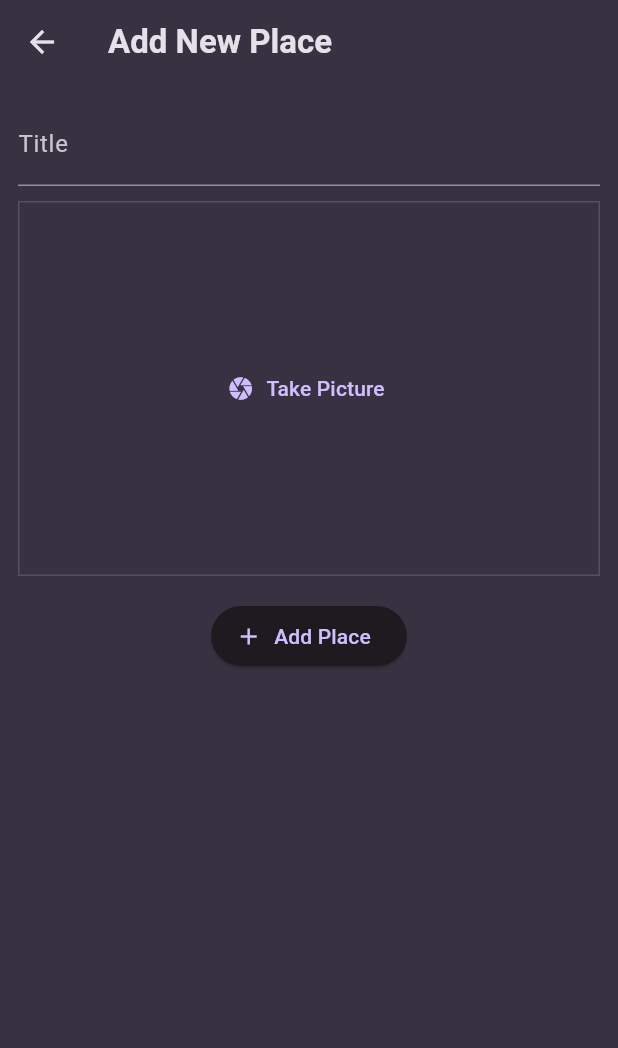
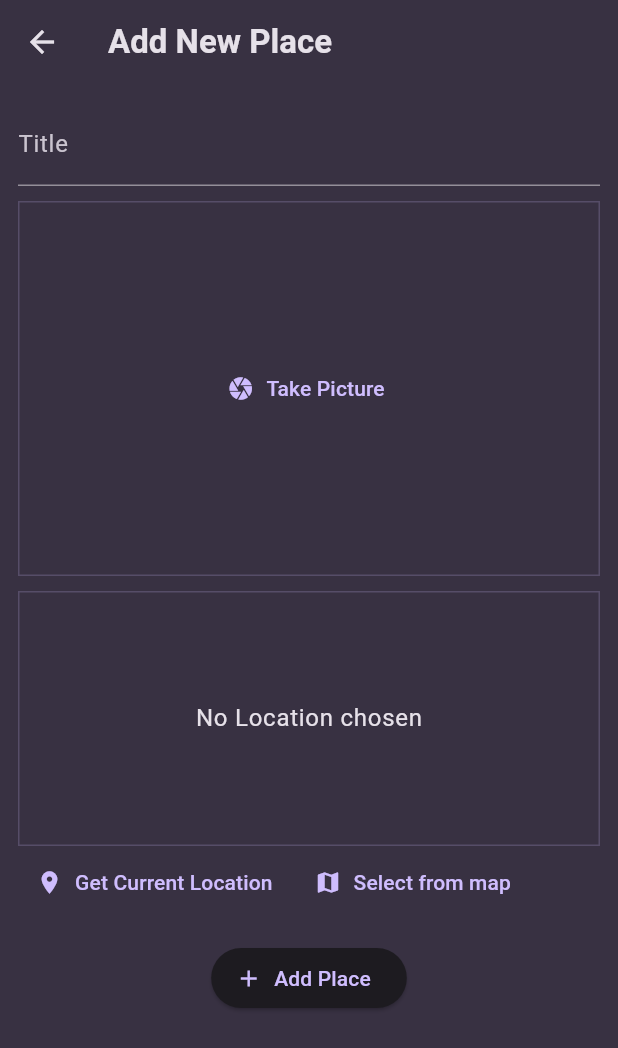
Before and after one commit to lahotimohit/Favourite-Places, a Flutter app: the AddPlacesList screen opened directly, on a phone screen of 412 x 824 dp. Shown: the top 1048 px of the screen. Run offline on Flutter 3.47's test engine with Material 3 defaults, Android fonts, the phone set to English and light mode, and no system bars; our stand-ins replace flutter_riverpod, google_fonts, image_picker.

Commit message:
Designing location add UI

```diff
--- a/lib/screens/places_add.dart
+++ b/lib/screens/places_add.dart
@@ -1,6 +1,7 @@
 import 'dart:io';
 import 'package:favorite_places/provider/user_places.dart';
 import 'package:favorite_places/widgets/image_input.dart';
+import 'package:favorite_places/widgets/location_input.dart';
 import 'package:flutter/material.dart';
 import 'package:flutter_riverpod/flutter_riverpod.dart';
 
@@ -49,6 +50,8 @@ class _AddPlacesList extends ConsumerState<AddPlacesList> {
             ImageInput(onPickImage: (image) {
               _selectedImage = image;
             },),
+            const SizedBox(height: 10,),
+            LocationInput(),
             const SizedBox(
               height: 16,
             ),
--- a/lib/screens/places_detail.dart
+++ b/lib/screens/places_detail.dart
@@ -11,9 +11,11 @@ class PlacesDetailScreen extends StatelessWidget {
       appBar: AppBar(
         title: Text(place.title),
       ),
-      body: (
-        Image.file(place.image, fit: BoxFit.cover, width: double.infinity, height: double.infinity,)
-      ),
+      body: Stack(
+        children: [
+          Image.file(place.image, fit: BoxFit.cover, width: double.infinity, height: double.infinity,),
+        ],
+        ),
     );
   }
 }
--- /dev/null
+++ b/lib/widgets/location_input.dart
@@ -0,0 +1,48 @@
+import 'package:flutter/material.dart';
+
+class LocationInput extends StatefulWidget {
+  const LocationInput({super.key});
+
+  @override
+  State<LocationInput> createState() {
+    return _LocationInput();
+  }
+}
+
+class _LocationInput extends State<LocationInput> {
+  @override
+  Widget build(BuildContext context) {
+    return Column(
+      children: [
+        Container(
+          height: 170,
+          width: double.infinity,
+          alignment: Alignment.center,
+          decoration: BoxDecoration(
+            border: Border.all(
+              width: 1,
+              color: Theme.of(context).colorScheme.primary.withOpacity(0.2)
+            )
+          ),
+          child: Text("No Location chosen", style: Theme.of(context).textTheme.bodyLarge!.copyWith(
+            color: Theme.of(context).colorScheme.onSurface
+          ),),
+        ),
+        Row(
+          children: [
+            TextButton.icon(
+              icon: const Icon(Icons.location_on),
+              label: const Text("Get Current Location"),
+              onPressed: () {},
+            ),
+            TextButton.icon(
+              icon: const Icon(Icons.map),
+              label: const Text("Select from map"),
+              onPressed: () {},
+            )
+          ],
+        )
+      ],
+    );
+  }
+}
--- a/pubspec.yaml
+++ b/pubspec.yaml
@@ -39,6 +39,7 @@ dependencies:
   uuid: ^4.5.1
   flutter_riverpod: ^2.6.1
   image_picker: ^1.1.2
+  location: ^7.0.1
 
 dev_dependencies:
   flutter_test:
```
Also changed, not shown: pubspec.lock, 1 other file.
